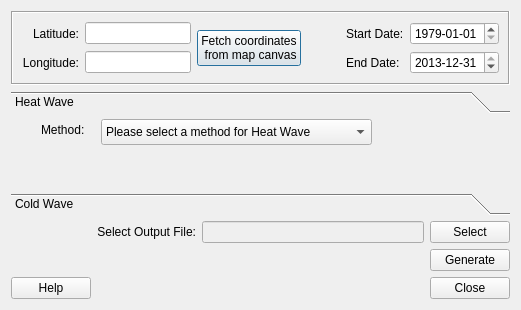
Before: the Qt Designer form ExtremeFinder/extreme_finder_dialog_base.ui in UMEP-dev/UMEP, drawn with Qt 5.
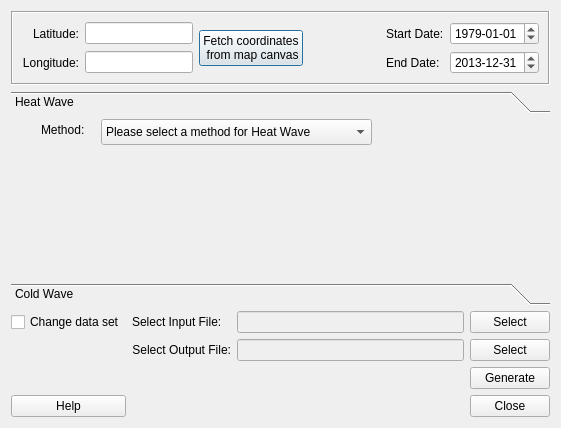
After: the same form once the commit is applied.

Patch:
```diff
--- a/ExtremeFinder/extreme_finder_dialog_base.ui
+++ b/ExtremeFinder/extreme_finder_dialog_base.ui
@@ -6,8 +6,8 @@
    <rect>
     <x>0</x>
     <y>0</y>
-    <width>521</width>
-    <height>298</height>
+    <width>561</width>
+    <height>428</height>
    </rect>
   </property>
   <property name="windowTitle">
@@ -73,14 +73,14 @@
           </property>
           <property name="maximumDate">
            <date>
-            <year>2013</year>
+            <year>2016</year>
             <month>12</month>
             <day>31</day>
            </date>
           </property>
           <property name="minimumDate">
            <date>
-            <year>1979</year>
+            <year>1901</year>
             <month>1</month>
             <day>1</day>
            </date>
@@ -104,7 +104,7 @@
             <hour>23</hour>
             <minute>59</minute>
             <second>59</second>
-            <year>2013</year>
+            <year>2016</year>
             <month>12</month>
             <day>31</day>
            </datetime>
@@ -114,21 +114,21 @@
             <hour>0</hour>
             <minute>0</minute>
             <second>0</second>
-            <year>1979</year>
+            <year>1901</year>
             <month>1</month>
             <day>1</day>
            </datetime>
           </property>
           <property name="maximumDate">
            <date>
-            <year>2013</year>
+            <year>2016</year>
             <month>12</month>
             <day>31</day>
            </date>
           </property>
           <property name="minimumDate">
            <date>
-            <year>1979</year>
+            <year>1901</year>
             <month>1</month>
             <day>1</day>
            </date>
@@ -188,8 +188,8 @@
        <rect>
         <x>0</x>
         <y>0</y>
-        <width>503</width>
-        <height>57</height>
+        <width>537</width>
+        <height>76</height>
        </rect>
       </property>
       <attribute name="label">
@@ -358,6 +358,40 @@
        </property>
       </widget>
      </item>
+     <item row="0" column="2">
+      <widget class="QLabel" name="label_3">
+       <property name="text">
+        <string>Select Input File:</string>
+       </property>
+      </widget>
+     </item>
+     <item row="0" column="3">
+      <widget class="QLineEdit" name="textInput">
+       <property name="enabled">
+        <bool>false</bool>
+       </property>
+       <property name="layoutDirection">
+        <enum>Qt::LeftToRight</enum>
+       </property>
+       <property name="text">
+        <string/>
+       </property>
+      </widget>
+     </item>
+     <item row="0" column="4">
+      <widget class="QPushButton" name="pushButtonSave_2">
+       <property name="text">
+        <string>Select</string>
+       </property>
+      </widget>
+     </item>
+     <item row="0" column="1">
+      <widget class="QCheckBox" name="checkBox">
+       <property name="text">
+        <string>Change data set</string>
+       </property>
+      </widget>
+     </item>
     </layout>
    </item>
   </layout>
```
Left out of the diff: 32 changed lines with no effect on the pictures.
